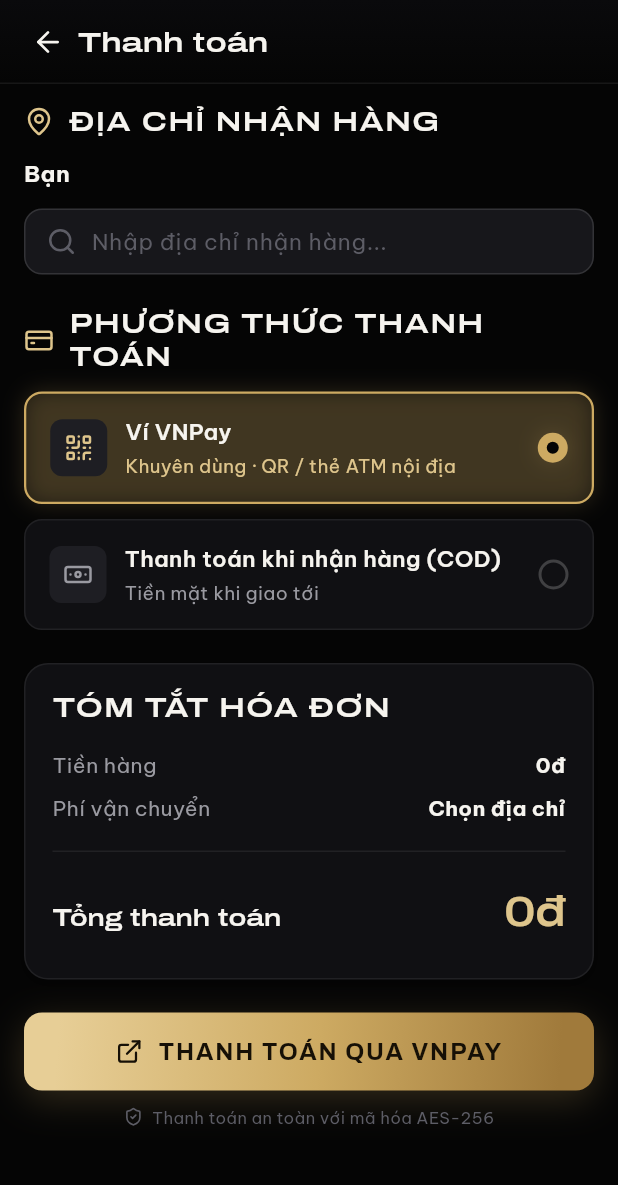
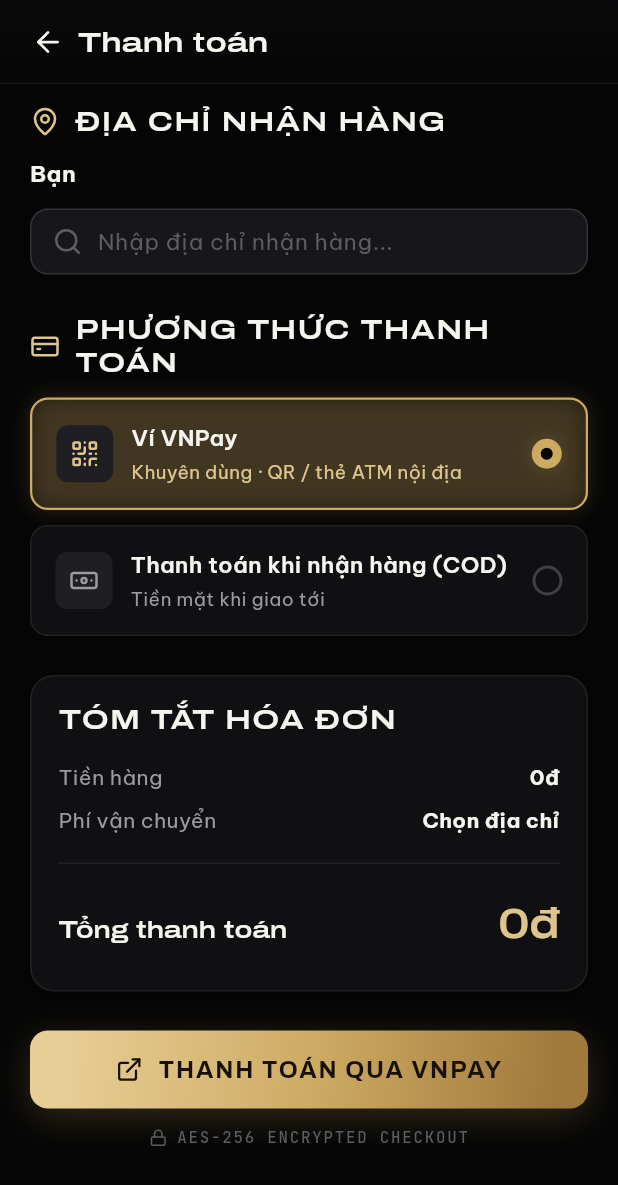
Before and after one commit to CodeCafeChillBoys/PRM392-Project, a Flutter app: the CheckoutScreen screen opened directly with empty values, on a phone screen of 412 x 824 dp. Shown: the top 1185 px of the screen. Run offline on Flutter 3.47's test engine with Material 3 defaults, Android fonts, the phone set to English and light mode, and no system bars; our stand-ins replace app_links, cached_network_image, device_info_plus, firebase_core, firebase_messaging, flutter_animate and 10 more; missing offline and left inert: android_intent_plus, open_mail_launcher, signalr_netcore; accounts and stored records are empty; network calls fail.

Commit message:
VOID LUXE Stage 3.5: checkout restyle
- Section vao man theo stagger; logic Goong autocomplete + FlutterMap
  GIU NGUYEN 100%
- Map preview: radius 20 + hairline; chip khoang cach/thoi gian -> pill
  goldSoft; padding chuan gutter
- Trust line -> giong 'tech data' JetBrains Mono (AES-256 ENCRYPTED)

Co-Authored-By: Claude Fable 5 <noreply@anthropic.com>

```diff
--- a/lib/presentation/screens/shop/checkout_screen.dart
+++ b/lib/presentation/screens/shop/checkout_screen.dart
@@ -1,12 +1,15 @@
 import 'dart:async';
 
 import 'package:flutter/material.dart';
+import 'package:flutter_animate/flutter_animate.dart';
 import 'package:flutter_map/flutter_map.dart';
 import 'package:latlong2/latlong.dart';
 import 'package:provider/provider.dart';
 
 import '../../../core/config/goong_config.dart';
 import '../../../core/theme/app_colors.dart';
+import '../../../core/theme/app_effects.dart';
+import '../../../core/theme/app_spacing.dart';
 import '../../../core/theme/app_typography.dart';
 import '../../../core/utils/formatters.dart';
 import '../../../data/models/place_suggestion.dart';
@@ -214,14 +217,16 @@ class _CheckoutScreenState extends State<CheckoutScreen> {
           ),
           Expanded(
             child: ListView(
-              padding: const EdgeInsets.fromLTRB(16, 14, 16, 24),
-              children: [
+              padding: EdgeInsets.fromLTRB(
+                  AppSpacing.gutter, 14, AppSpacing.gutter, 24),
+              // Các section vào màn theo stagger — logic Goong/map giữ nguyên.
+              children: <Widget>[
                 _addressSection(),
-                const SizedBox(height: 22),
+                const SizedBox(height: 26),
                 _paymentSection(),
-                const SizedBox(height: 22),
+                const SizedBox(height: 26),
                 _invoiceCard(),
-                const SizedBox(height: 22),
+                const SizedBox(height: 26),
                 TvButton(
                   label: isVNPay ? 'Thanh toán qua VNPay' : 'Xác nhận đặt hàng',
                   size: TvButtonSize.lg,
@@ -232,23 +237,38 @@ class _CheckoutScreenState extends State<CheckoutScreen> {
                       : null,
                   onPressed: _confirm,
                 ),
-                const SizedBox(height: 10),
+                const SizedBox(height: 12),
+                // Trust line — giọng "tech data" JetBrains Mono.
                 Row(
                   mainAxisAlignment: MainAxisAlignment.center,
                   children: [
                     const TvIcon(
-                      'shield-check',
-                      size: 13,
+                      'lock',
+                      size: 12,
                       color: AppColors.textTertiary,
                     ),
                     const SizedBox(width: 6),
                     Text(
-                      'Thanh toán an toàn với mã hóa AES-256',
-                      style: AppText.xs(AppColors.textTertiary),
+                      'AES-256 ENCRYPTED CHECKOUT',
+                      style: AppText.mono(
+                        size: 10.5,
+                        color: AppColors.textTertiary,
+                      ).copyWith(letterSpacing: 1.2),
                     ),
                   ],
                 ),
-              ],
+              ]
+                  .animate(interval: AppEffects.staggerStep)
+                  .fadeIn(
+                    duration: AppEffects.durEnter,
+                    curve: AppEffects.easeStandard,
+                  )
+                  .moveY(
+                    begin: AppEffects.entranceRise,
+                    end: 0,
+                    duration: AppEffects.durEnter,
+                    curve: AppEffects.easeStandard,
+                  ),
             ),
           ),
         ],
@@ -364,8 +384,12 @@ class _CheckoutScreenState extends State<CheckoutScreen> {
 
   Widget _mapPreview() {
     final route = _quote?.decodedRoute() ?? const <LatLng>[];
-    return ClipRRect(
-      borderRadius: BorderRadius.circular(12),
+    return Container(
+      decoration: BoxDecoration(
+        borderRadius: BorderRadius.circular(AppRadii.lg),
+        border: Border.all(color: AppColors.borderSubtle),
+      ),
+      clipBehavior: Clip.antiAlias,
       child: SizedBox(
         height: 190,
         child: FlutterMap(
@@ -434,18 +458,18 @@ class _CheckoutScreenState extends State<CheckoutScreen> {
   }
 
   Widget _infoChip(String icon, String text) => Container(
-        padding: const EdgeInsets.symmetric(horizontal: 10, vertical: 6),
+        padding: const EdgeInsets.symmetric(horizontal: 12, vertical: 6),
         decoration: BoxDecoration(
-          color: AppColors.bgElevated,
-          borderRadius: BorderRadius.circular(8),
-          border: Border.all(color: AppColors.borderDefault),
+          color: AppColors.goldSoft,
+          borderRadius: BorderRadius.circular(999),
+          border: Border.all(color: AppColors.goldSoftLine),
         ),
         child: Row(
           mainAxisSize: MainAxisSize.min,
           children: [
             TvIcon(icon, size: 14, color: AppColors.textAccent),
             const SizedBox(width: 6),
-            Text(text, style: AppText.sm()),
+            Text(text, style: AppText.sm(AppColors.textPrimary)),
           ],
         ),
       );
```
